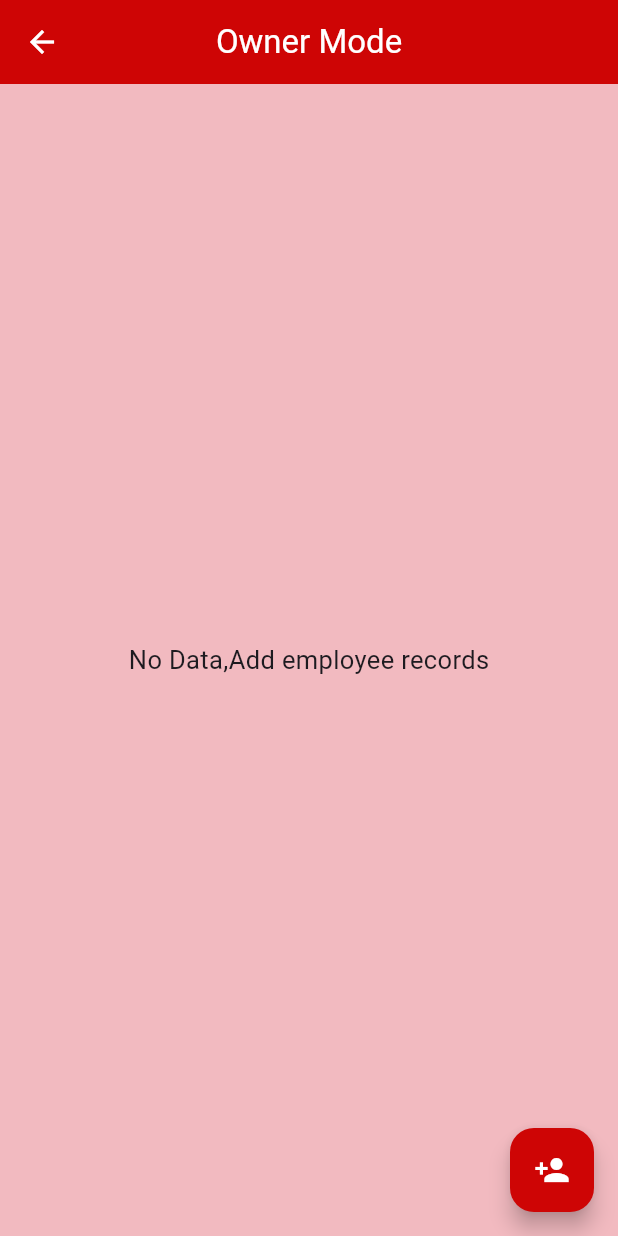
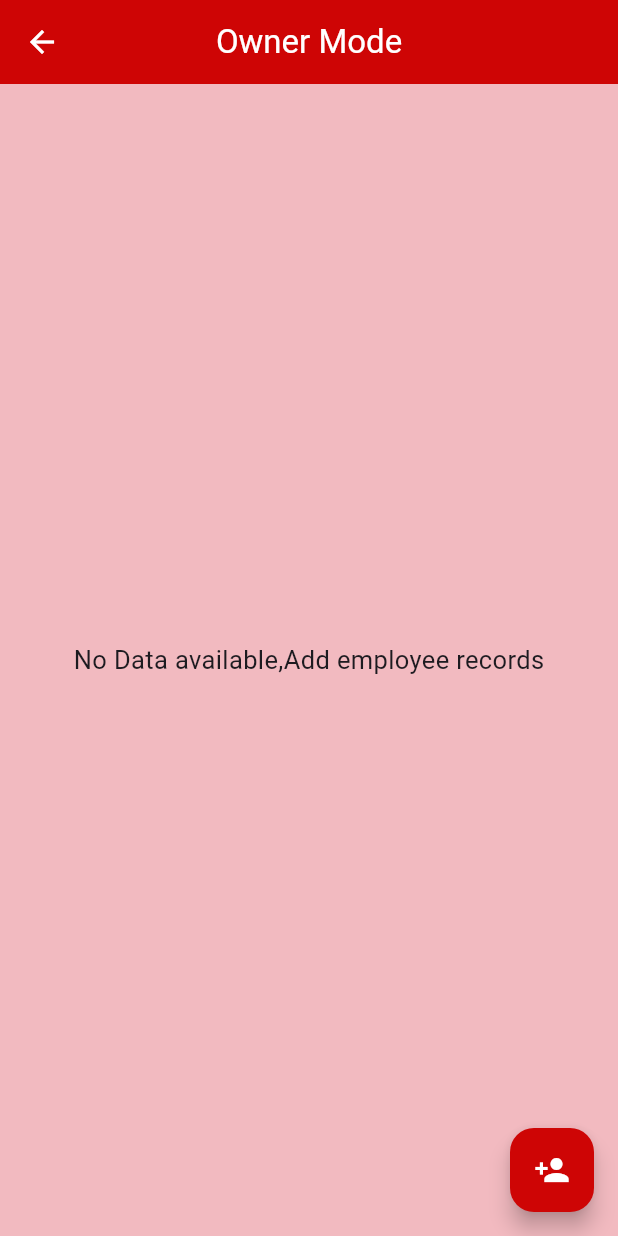
Before and after one commit to alihu999/Hours-project, a Flutter app: the OwnerPage screen opened by its route, on a phone screen of 412 x 824 dp. Run offline on Flutter 3.47's test engine with Material 3 defaults, Android fonts, the phone set to English and light mode, and no system bars; our stand-ins replace firebase_core, get, hive, hive_flutter, sqflite; accounts and stored records are empty.

Commit message:
13/1 21:00

```diff
--- a/hours/lib/controller/employee_records_controller.dart
+++ b/hours/lib/controller/employee_records_controller.dart
@@ -6,11 +6,11 @@ abstract class EmployeeRecordsControllert extends GetxController {}
 
 class EmploeeRecordsControllerImp extends EmployeeRecordsControllert {
   List<Map> employeeTable = [];
-  String tableName = "";
+  RxString tableName = "".obs;
 
   SqlDb sqlDb = SqlDb();
 
   Future<List<Map>> getEmployeeTable() async {
-    return await sqlDb.queryData(tableName);
+    return await sqlDb.queryData(tableName.value);
   }
 }
--- a/hours/lib/view/home_page/widget/employe_list.dart
+++ b/hours/lib/view/home_page/widget/employe_list.dart
@@ -24,7 +24,7 @@ class EmployeList extends StatelessWidget {
           return const Padding(
             padding: EdgeInsets.all(8.0),
             child: Text(
-              "No Data,Add employee records",
+              "no data availables,Add employee records",
               style: TextStyle(fontSize: 17),
             ),
           );
--- a/hours/lib/view/owner_page/owner_page.dart
+++ b/hours/lib/view/owner_page/owner_page.dart
@@ -2,6 +2,8 @@ import 'package:flutter/material.dart';
 import 'package:get/get.dart';
 import 'package:hours/core/constant/app_colors.dart';
 
+import '../../controller/employee_records_controller.dart';
+import '../employee_records.dart/widget/table_of_data.dart';
 import 'widget/add_employe_dialog.dart';
 import 'widget/employe_list.dart';
 
@@ -10,6 +12,9 @@ class OwnerPage extends StatelessWidget {
 
   @override
   Widget build(BuildContext context) {
+    Get.put(EmploeeRecordsControllerImp());
+    double width = MediaQuery.of(context).size.width;
+    bool isMobile = width > 450 ? false : true;
     return Scaffold(
       appBar: AppBar(
         title: const Text(
@@ -19,9 +24,19 @@ class OwnerPage extends StatelessWidget {
         centerTitle: true,
         backgroundColor: AppColors.secondColors,
       ),
-      body: const Row(
+      body: Row(
         children: [
-          EmployeList(),
+          const EmployeList(),
+          if (!isMobile)
+            Expanded(
+              child: GetX<EmploeeRecordsControllerImp>(builder: (controller) {
+                if (controller.tableName.value.isEmpty) {
+                  return const Center(child: Text("press on Employee Name"));
+                } else {
+                  return const TableOfTable();
+                }
+              }),
+            )
         ],
       ),
       floatingActionButton: FloatingActionButton(
--- a/hours/lib/view/owner_page/widget/employe_list.dart
+++ b/hours/lib/view/owner_page/widget/employe_list.dart
@@ -13,8 +13,7 @@ class EmployeList extends StatelessWidget {
   Widget build(BuildContext context) {
     double width = MediaQuery.of(context).size.width;
     bool isMobile = width > 450 ? false : true;
-    EmploeeRecordsControllerImp employeeRecordsController =
-        Get.put(EmploeeRecordsControllerImp());
+    EmploeeRecordsControllerImp employeeRecordsController = Get.find();
 
     return Container(
       color: AppColors.secondColors.withOpacity(0.25),
@@ -27,7 +26,7 @@ class EmployeList extends StatelessWidget {
           return const Padding(
               padding: EdgeInsets.all(8.0),
               child: Text(
-                "No Data,Add employee records",
+                "No Data available,Add employee records",
                 style: TextStyle(fontSize: 17),
               ));
         } else {
@@ -57,9 +56,11 @@ class EmployeList extends StatelessWidget {
                       },
                       icon: const Icon(Icons.delete)),
                   onTap: () {
-                    employeeRecordsController.tableName =
+                    employeeRecordsController.tableName.value =
                         "${controller.employList[index].firstName}_${controller.employList[index].lastName}";
-                    Get.toNamed(AppRoutes.employeeRecordsPage);
+                    if (isMobile) {
+                      Get.toNamed(AppRoutes.employeeRecordsPage);
+                    }
                   },
                 );
               }));
```
Also changed, not shown: hours/lib/controller/employe_controller.dart (+7 -4 lines), hours/lib/view/employee_records.dart/employee_records.dart (+5 -42 lines), hours/lib/view/employee_records.dart/widget/table_of_data.dart (added, +66 -0 lines).
